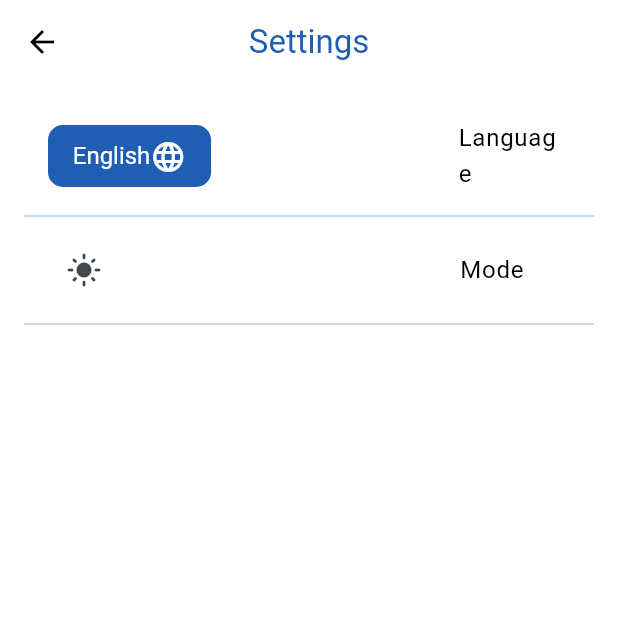
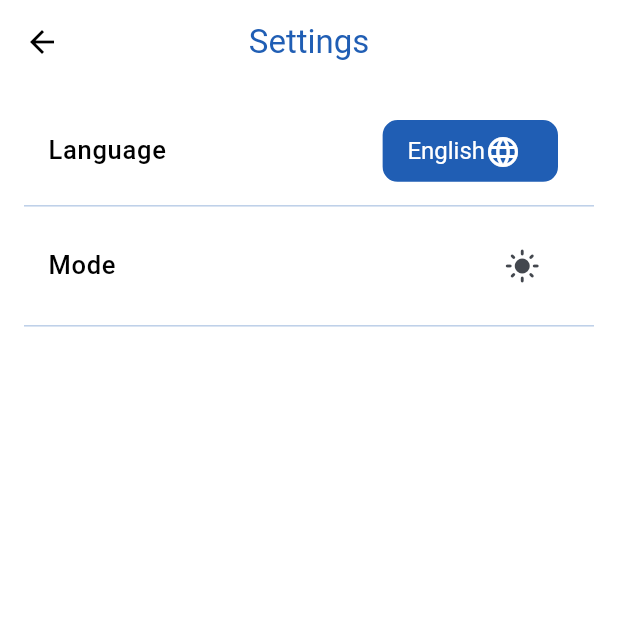
Before and after one commit to qutaiba-kot/Graduation-proj, a Flutter app: the SettingsView screen opened by its route, on a phone screen of 412 x 824 dp, the top half of it. Run offline on Flutter 3.47's test engine with Material 3 defaults, Android fonts, the phone set to English and light mode, and no system bars; our stand-ins replace audioplayers, geolocator, get, get_storage, google_maps_flutter, image_picker and 1 more; accounts and stored records are empty.

Commit message:
setting desigm

```diff
--- a/lib/app/modules/settings/views/settings_view.dart
+++ b/lib/app/modules/settings/views/settings_view.dart
@@ -29,15 +29,15 @@ class SettingsView extends GetView<SettingsController> {
           children: [
 
             ListTile(
-              leading: LanguageSelector(),
-              horizontalTitleGap: getWidth(context, 0.4),
-              title: Text("Language".tr , style: TextStyle(color:Theme.of(context).colorScheme.onBackground, ),),
+              leading:  Text("Language".tr , style: TextStyle(color:Theme.of(context).colorScheme.onBackground,fontSize: 17 ),),
+              horizontalTitleGap: getWidth(context, 0.35),
+              title:LanguageSelector()
             ),
             Divider(color: Theme.of(context).colorScheme.primary.withOpacity(0.3)),
             ListTile(
-              horizontalTitleGap: getWidth(context, 0.55),
-              title: Text("Mode".tr , style: TextStyle(color:Theme.of(context).colorScheme.onBackground, ),),
-              leading:ThemeSwitcher(),
+              horizontalTitleGap: getWidth(context, 0.6),
+              title: ThemeSwitcher(),
+              leading:Text("Mode".tr , style: TextStyle(color:Theme.of(context).colorScheme.onBackground, fontSize: 17 ),),
             ),
             Divider(color: Theme.of(context).colorScheme.primary.withOpacity(0.3)),
            ],
```
